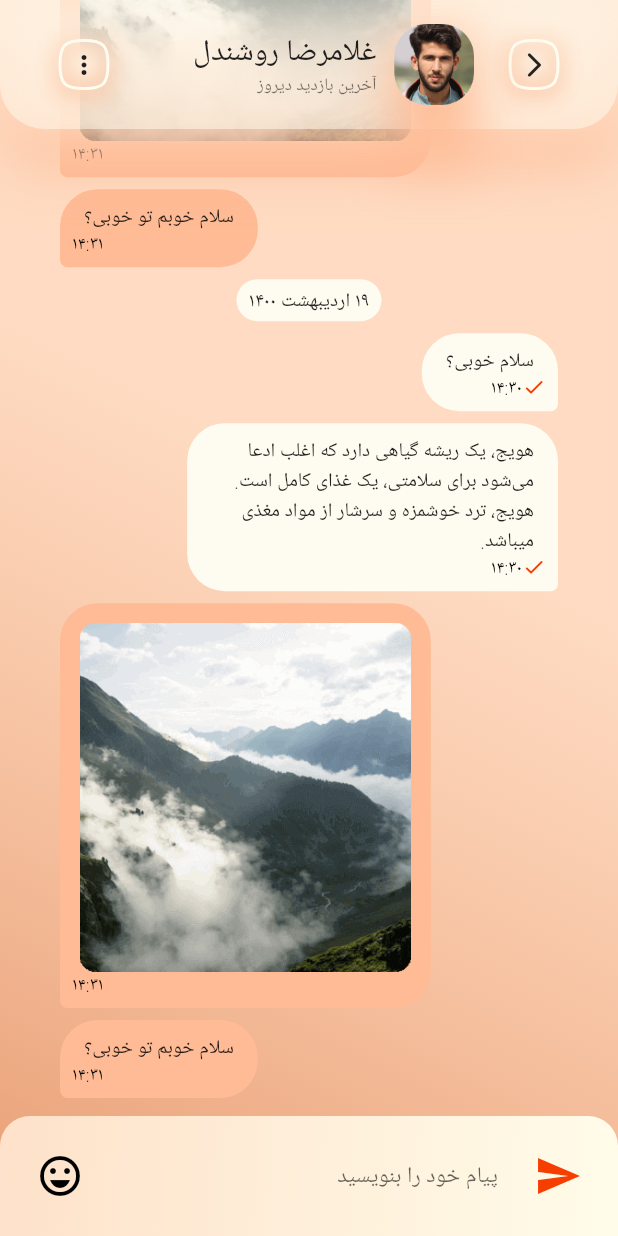
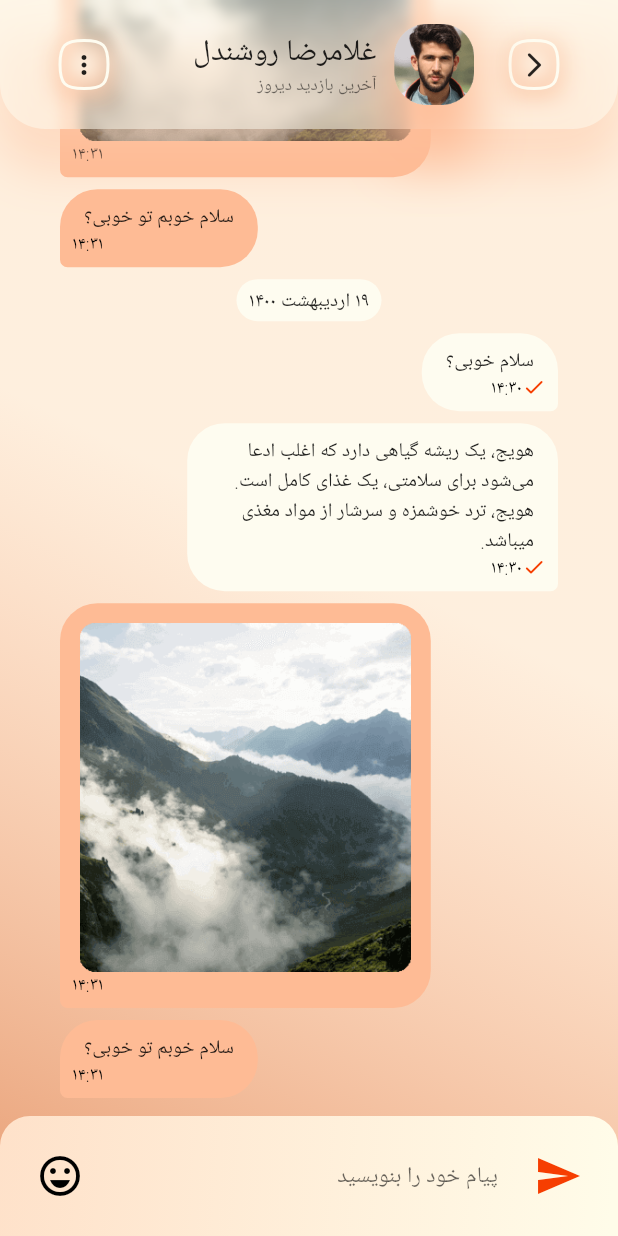
Before and after one commit to MahdiArabpour/chat_design, a Flutter app: the screen it shows after launch, after a tap on the "emoji emotions" icon, on a phone screen of 412 x 824 dp. Run offline on Flutter 3.47's test engine with Material 2 defaults, Android fonts, the phone set to English and light mode, and no system bars.

Commit message:
added blur filter to appbar background

```diff
--- a/assets/lang/fa.json
+++ b/assets/lang/fa.json
@@ -2,5 +2,9 @@
   "chat_page": "صفحه چت",
   "person_name": "غلامرضا روشندل",
   "enter_message": "پیام خود را بنویسید",
+  "back": "برگشت",
+  "send": "ارسال",
+  "emojis": "شکلک‌ها",
+  "options": "گزینه ها",
   "last_seen": "آخرین بازدید دیروز"
 }
--- a/lib/features/chat/presentation/global/widgets/blur_filter.dart
+++ b/lib/features/chat/presentation/global/widgets/blur_filter.dart
@@ -22,8 +22,9 @@ class BlurFilter extends StatelessWidget {
   @override
   Widget build(BuildContext context) {
     final themeData = Theme.of(context);
-    return blur ? BackdropFilter(
-      filter: ImageFilter.blur(sigmaX: 0, sigmaY: 0),
+    final blurRadius = blur ? 5.0 : 0.0;
+    return BackdropFilter(
+      filter: ImageFilter.blur(sigmaX: blurRadius, sigmaY: blurRadius),
       child: Container(
         decoration: BoxDecoration(
           color: (color ?? themeData.colorScheme.background)
@@ -31,13 +32,13 @@ class BlurFilter extends StatelessWidget {
           borderRadius: borderRadius,
           boxShadow: [
             BoxShadow(
-              color: themeData.colorScheme.secondary.withOpacity(0.8),
+              color: themeData.colorScheme.secondary.withOpacity(0.4),
               offset: const Offset(0.0, 24.0),
-              blurRadius: 30.0,
-              spreadRadius: 1.2
+              blurRadius: 28.0,
+              spreadRadius: 1.5
             ),
             BoxShadow(
-              color: themeData.colorScheme.background.withOpacity(0.5),
+              color: themeData.colorScheme.background.withOpacity(0.3),
               offset: const Offset(0.0, 0.0),
               blurRadius: 30.0,
               spreadRadius: 0.9
@@ -47,6 +48,6 @@ class BlurFilter extends StatelessWidget {
         padding: padding,
         child: child,
       ),
-    ) : child;
+    );
   }
 }
--- a/lib/features/chat/presentation/global/widgets/my_app_bar.dart
+++ b/lib/features/chat/presentation/global/widgets/my_app_bar.dart
@@ -1,7 +1,7 @@
 import 'dart:ui';
 
-import 'package:chat_design/features/chat/presentation/global/widgets/blur_filter.dart';
-import 'package:chat_design/features/chat/presentation/global/widgets/my_button.dart';
+import '../localization/app_localizations.dart';
+import './my_button.dart';
 import 'package:flutter/material.dart';
 
 class MyAppBar extends StatelessWidget implements PreferredSizeWidget {
@@ -26,13 +26,47 @@ class MyAppBar extends StatelessWidget implements PreferredSizeWidget {
   Widget build(BuildContext context) {
     final hasBackButton = backButton ?? Navigator.of(context).canPop();
     final themeData = Theme.of(context);
+    final mediaQueryData = MediaQuery.of(context);
+    final localizations = AppLocalizations.of(context);
     const radius = Radius.circular(30.0);
-    return BlurFilter(
-      blur: blur,
-      borderRadius: const BorderRadius.only(
+    const borderRadius = BorderRadius.only(
       bottomLeft: radius,
       bottomRight: radius,
+    );
+    return Stack(
+      children: [
+        Align(
+          alignment: Alignment.topCenter,
+          child: ClipRRect(
+            borderRadius: borderRadius,
+            child: SizedBox(
+              width: mediaQueryData.size.width,
+              height: preferredSize.height + mediaQueryData.padding.top,
+              child: BackdropFilter(
+                filter: ImageFilter.blur(sigmaX: 4.0, sigmaY: 4.0),
+                child: Container(
+                  color: Colors.black.withOpacity(0.0),
                 ),
+              ),
+            ),
+          ),
+        ),
+        Container(
+          decoration: BoxDecoration(
+              color: themeData.colorScheme.background.withOpacity(0.5),
+              borderRadius: borderRadius,
+              boxShadow: [
+                BoxShadow(
+                    color: themeData.colorScheme.secondary.withOpacity(0.45),
+                    offset: const Offset(0.0, 24.0),
+                    blurRadius: 28.0,
+                    spreadRadius: 1.5),
+                BoxShadow(
+                    color: themeData.colorScheme.background.withOpacity(0.2),
+                    offset: const Offset(0.0, 0.0),
+                    blurRadius: 30.0,
+                    spreadRadius: 0.9),
+              ]),
           padding: EdgeInsets.only(
             left: 40.0,
             right: 40.0,
@@ -49,6 +83,7 @@ class MyAppBar extends StatelessWidget implements PreferredSizeWidget {
                           Icons.arrow_back_ios_rounded,
                           size: 20.0,
                         ),
+                        tooltip: localizations.translate("back"),
                         onTap: () {
                           debugPrint("backButtonPressed");
                         },
@@ -62,7 +97,7 @@ class MyAppBar extends StatelessWidget implements PreferredSizeWidget {
                         decoration: BoxDecoration(boxShadow: [
                           BoxShadow(
                             color: themeData.colorScheme.secondary,
-                        offset: const Offset(0.0, 24.0),
+                            offset: const Offset(0.0, 20.0),
                             blurRadius: 30.0,
                           ),
                         ]),
@@ -112,6 +147,8 @@ class MyAppBar extends StatelessWidget implements PreferredSizeWidget {
               ),
             ],
           ),
+        ),
+      ],
     );
   }
 
--- a/lib/features/chat/presentation/global/widgets/my_button.dart
+++ b/lib/features/chat/presentation/global/widgets/my_button.dart
@@ -12,8 +12,7 @@ class MyButton extends StatelessWidget {
     this.tooltip,
   }) : super(key: key);
 
-  @override
-  Widget build(BuildContext context) {
+  Widget _buildButton(BuildContext context) {
     final themeData = Theme.of(context);
     return GestureDetector(
       onTap: onTap,
@@ -52,6 +51,18 @@ class MyButton extends StatelessWidget {
         ),
       ),
     );
+  }
+
+  @override
+  Widget build(BuildContext context) {
+    if (tooltip != null) {
+      return Tooltip(
+        message: tooltip ?? "",
+        enableFeedback: false,
+        child: _buildButton(context),
+      );
+    }
+    return _buildButton(context);
   }
 }
 
--- a/lib/features/chat/presentation/pages/chat_page/chat_page.dart
+++ b/lib/features/chat/presentation/pages/chat_page/chat_page.dart
@@ -79,6 +79,7 @@ class ChatPage extends StatelessWidget {
           onTap: () {
             debugPrint("more button clicked");
           },
+          tooltip: localizations.translate("options"),
           child: const Icon(
             Icons.more_vert,
             size: 20.0,
@@ -98,11 +99,11 @@ class ChatPage extends StatelessWidget {
           decoration: BoxDecoration(
             gradient: LinearGradient(
               colors: [
-                themeData.colorScheme.secondary.withOpacity(0.5),
+                themeData.colorScheme.secondary.withOpacity(0.2),
                 themeData.colorScheme.secondaryVariant,
               ],
               end: Alignment.bottomLeft,
-              stops: const [0.4, 1.0],
+              stops: const [0.45, 1.0],
               begin: Alignment.topRight,
             ),
           ),
--- a/lib/features/chat/presentation/pages/chat_page/widgets/send_box.dart
+++ b/lib/features/chat/presentation/pages/chat_page/widgets/send_box.dart
@@ -36,6 +36,7 @@ class SendBox extends StatelessWidget {
                 child: Padding(
                   padding: const EdgeInsets.all(16.0),
                   child: IconButton(
+                    tooltip: localizations.translate("send"),
                     highlightColor: Colors.transparent,
                     onPressed: (){},
                     icon: Icon(
@@ -71,6 +72,7 @@ class SendBox extends StatelessWidget {
                 padding: const EdgeInsets.all(16.0),
                 child: IconButton(
                   onPressed: (){},
+                  tooltip: localizations.translate("emojis"),
                   highlightColor: Colors.transparent,
                   icon: Icon(
                     Icons.emoji_emotions_outlined,
--- a/lib/main.dart
+++ b/lib/main.dart
@@ -1,3 +1,5 @@
+import 'package:flutter/services.dart';
+
 import 'features/chat/presentation/global/themes/app_themes.dart';
 
 import 'features/chat/presentation/pages/chat_page/chat_page.dart';
@@ -6,6 +8,13 @@ import 'package:flutter/material.dart';
 import 'features/chat/presentation/global/localization/app_localizations.dart';
 
 void main() {
+  WidgetsFlutterBinding.ensureInitialized();
+  SystemChrome.setSystemUIOverlayStyle(
+    SystemUiOverlayStyle(
+      statusBarColor: Colors.transparent,
+      statusBarIconBrightness: Brightness.dark
+    ),
+  );
   runApp(const ChatApp());
 }
 
```
Also changed, not shown: 1 other file. Lines whose indentation alone changed are shown as unchanged.
